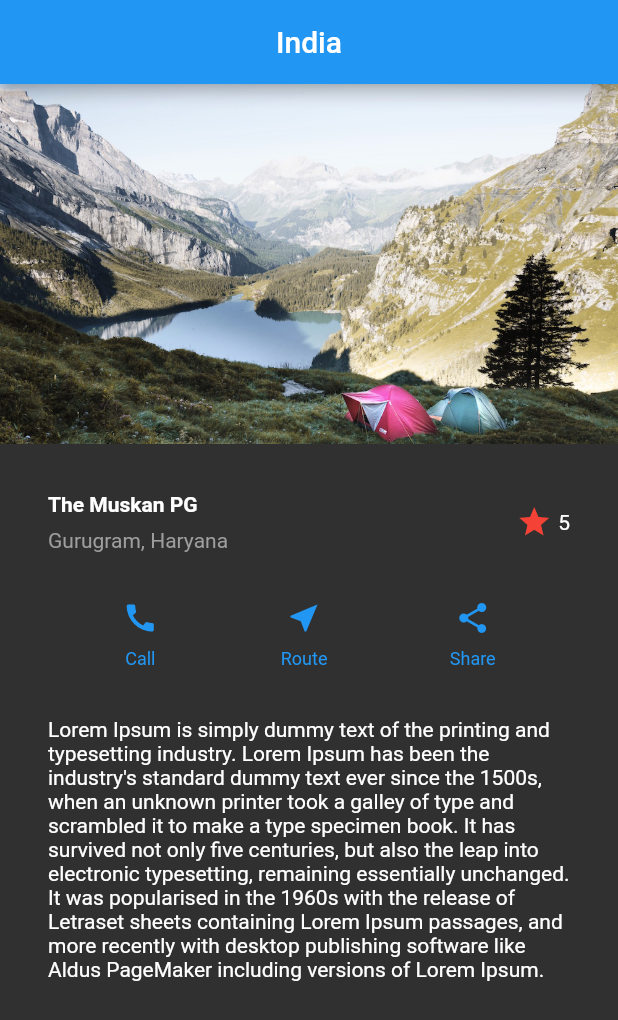
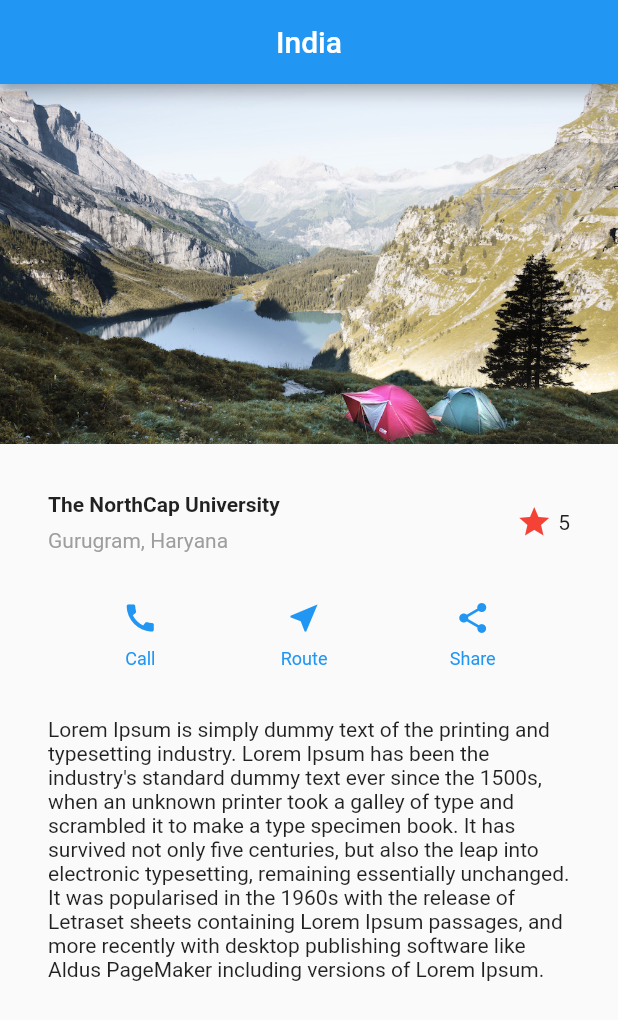
Before and after one commit to kckartik17/flutter_docs_layout_approach, a Flutter app: the screen it shows after launch, on a phone screen of 412 x 824 dp. Shown: the top 1020 px of the screen. Run offline on Flutter 3.47's test engine with Material 2 defaults, Android fonts, the phone set to English and light mode, and no system bars.

Commit message:
screenshots added
Signed-off-by: Kartik Chauhan <kckartik17@gmail.com>

```diff
--- a/lib/main.dart
+++ b/lib/main.dart
@@ -24,7 +24,7 @@ class MyApp extends StatelessWidget {
                 Container(
                   padding: const EdgeInsets.only(bottom: 8.0),
                   child: Text(
-                    'The Muskan PG',
+                    'The NorthCap University',
                     style: TextStyle(fontWeight: FontWeight.bold),
                   ),
                 ),
@@ -88,7 +88,7 @@ class MyApp extends StatelessWidget {
     return MaterialApp(
         debugShowCheckedModeBanner: false,
         theme:
-            ThemeData(primaryColor: Colors.blue, brightness: Brightness.dark),
+            ThemeData(primaryColor: Colors.blue, brightness: Brightness.light),
         home: Scaffold(
           appBar: AppBar(
             title: Center(
```
Also changed, not shown: ss1.png (added), 1 other file.
